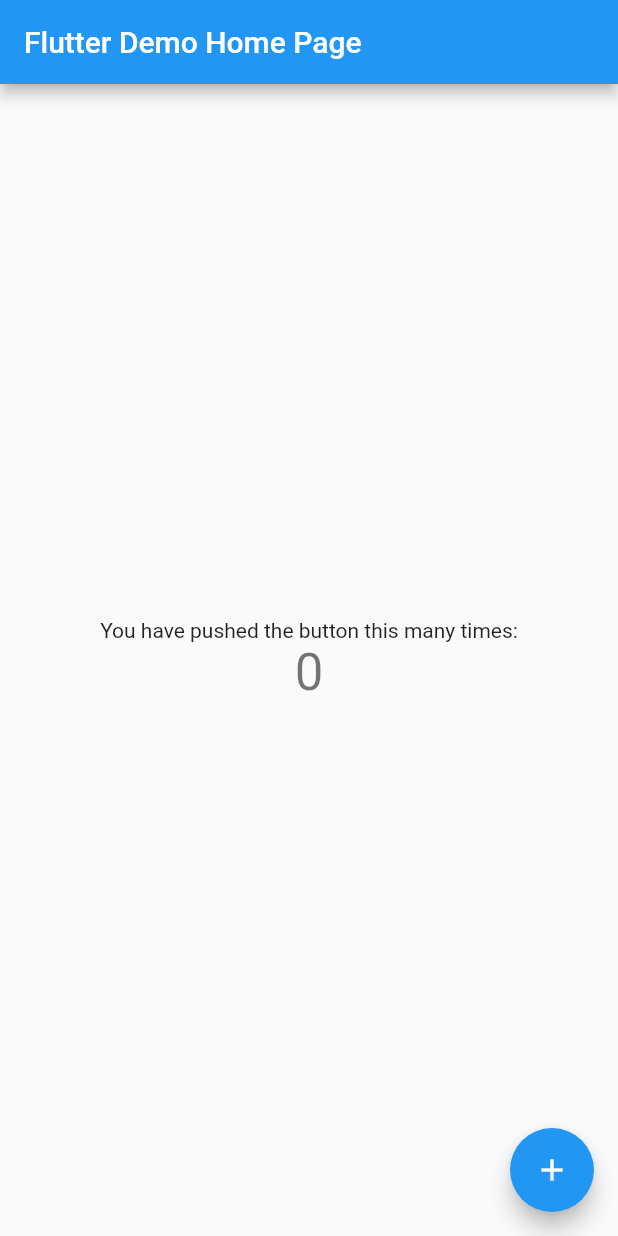
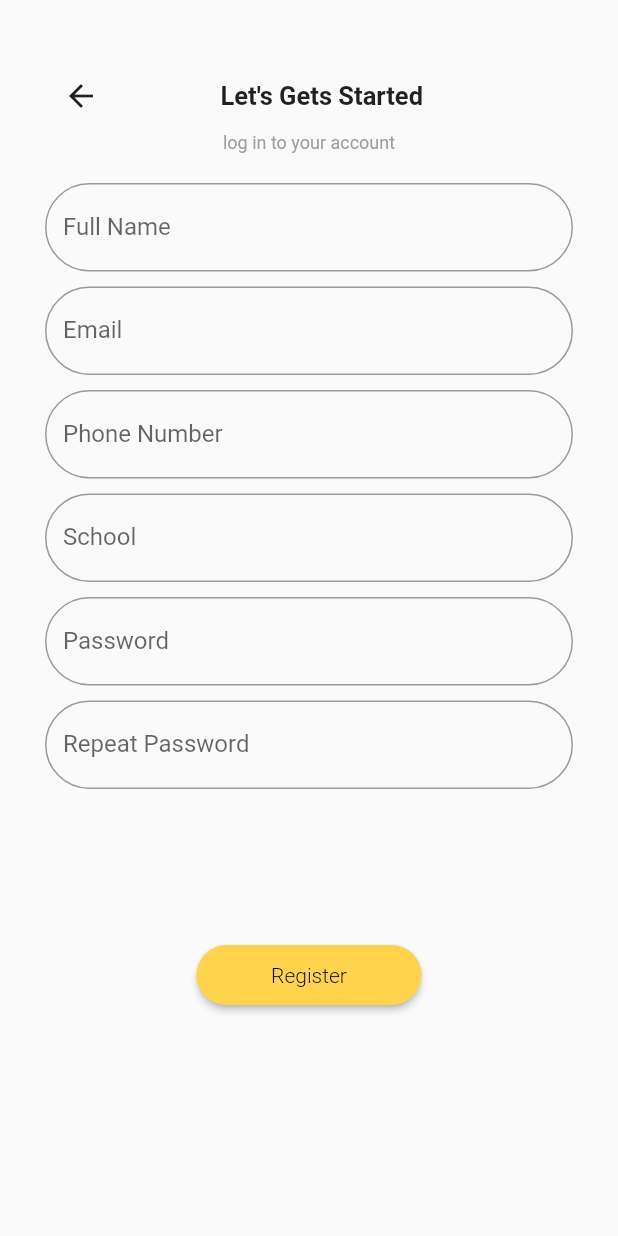
Before and after one commit to Mobile-Apps-Unpak/TA-Mobpro, a Flutter app: the screen it shows after launch, on a phone screen of 412 x 824 dp. Run offline on Flutter 3.47's test engine with Material 2 defaults, Android fonts, the phone set to English and light mode, and no system bars.

Commit message:
creating regist,login,and landing_page login

```diff
--- a/mobile/lib/main.dart
+++ b/mobile/lib/main.dart
@@ -1,115 +1,18 @@
 import 'package:flutter/material.dart';
+import 'package:mobile/login_page.dart';
+import 'package:mobile/awal_login.dart';
+import 'package:mobile/login_page.dart';
+import 'package:mobile/regist_page.dart';
 
-void main() {
-  runApp(const MyApp());
-}
+void main() => runApp(MyApp());
 
 class MyApp extends StatelessWidget {
   const MyApp({Key? key}) : super(key: key);
 
-  // This widget is the root of your application.
   @override
   Widget build(BuildContext context) {
     return MaterialApp(
-      title: 'Flutter Demo',
-      theme: ThemeData(
-        // This is the theme of your application.
-        //
-        // Try running your application with "flutter run". You'll see the
-        // application has a blue toolbar. Then, without quitting the app, try
-        // changing the primarySwatch below to Colors.green and then invoke
-        // "hot reload" (press "r" in the console where you ran "flutter run",
-        // or simply save your changes to "hot reload" in a Flutter IDE).
-        // Notice that the counter didn't reset back to zero; the application
-        // is not restarted.
-        primarySwatch: Colors.blue,
-      ),
-      home: const MyHomePage(title: 'Flutter Demo Home Page'),
+      home: RegistPage(),
     );
   }
 }
-
-class MyHomePage extends StatefulWidget {
-  const MyHomePage({Key? key, required this.title}) : super(key: key);
-
-  // This widget is the home page of your application. It is stateful, meaning
-  // that it has a State object (defined below) that contains fields that affect
-  // how it looks.
-
-  // This class is the configuration for the state. It holds the values (in this
-  // case the title) provided by the parent (in this case the App widget) and
-  // used by the build method of the State. Fields in a Widget subclass are
-  // always marked "final".
-
-  final String title;
-
-  @override
-  State<MyHomePage> createState() => _MyHomePageState();
-}
-
-class _MyHomePageState extends State<MyHomePage> {
-  int _counter = 0;
-
-  void _incrementCounter() {
-    setState(() {
-      // This call to setState tells the Flutter framework that something has
-      // changed in this State, which causes it to rerun the build method below
-      // so that the display can reflect the updated values. If we changed
-      // _counter without calling setState(), then the build method would not be
-      // called again, and so nothing would appear to happen.
-      _counter++;
-    });
-  }
-
-  @override
-  Widget build(BuildContext context) {
-    // This method is rerun every time setState is called, for instance as done
-    // by the _incrementCounter method above.
-    //
-    // The Flutter framework has been optimized to make rerunning build methods
-    // fast, so that you can just rebuild anything that needs updating rather
-    // than having to individually change instances of widgets.
-    return Scaffold(
-      appBar: AppBar(
-        // Here we take the value from the MyHomePage object that was created by
-        // the App.build method, and use it to set our appbar title.
-        title: Text(widget.title),
-      ),
-      body: Center(
-        // Center is a layout widget. It takes a single child and positions it
-        // in the middle of the parent.
-        child: Column(
-          // Column is also a layout widget. It takes a list of children and
-          // arranges them vertically. By default, it sizes itself to fit its
-          // children horizontally, and tries to be as tall as its parent.
-          //
-          // Invoke "debug painting" (press "p" in the console, choose the
-          // "Toggle Debug Paint" action from the Flutter Inspector in Android
-          // Studio, or the "Toggle Debug Paint" command in Visual Studio Code)
-          // to see the wireframe for each widget.
-          //
-          // Column has various properties to control how it sizes itself and
-          // how it positions its children. Here we use mainAxisAlignment to
-          // center the children vertically; the main axis here is the vertical
-          // axis because Columns are vertical (the cross axis would be
-          // horizontal).
-          mainAxisAlignment: MainAxisAlignment.center,
-          children: <Widget>[
-            const Text(
-              'You have pushed the button this many times:',
-            ),
-            Text(
-              '$_counter',
-              style: Theme.of(context).textTheme.headline4,
-            ),
-          ],
-        ),
-      ),
-      floatingActionButton: FloatingActionButton(
-        onPressed: _incrementCounter,
-        tooltip: 'Increment',
-        child: const Icon(Icons.add),
-      ), // This trailing comma makes auto-formatting nicer for build methods.
-    );
-  }
-}
--- /dev/null
+++ b/mobile/lib/regist_page.dart
@@ -0,0 +1,93 @@
+import 'package:flutter/material.dart';
+
+class RegistPage extends StatelessWidget {
+  const RegistPage({Key? key}) : super(key: key);
+
+  @override
+  Widget build(BuildContext context) {
+    return MaterialApp(
+      home: Scaffold(
+        body: Container(
+          margin: EdgeInsets.fromLTRB(30, 40, 30, 0),
+          child: Column(
+            children: [
+              Container(
+                padding: EdgeInsets.only(right: 100),
+                child: Row(
+                  mainAxisAlignment: MainAxisAlignment.spaceBetween,
+                  children: [
+                    IconButton(onPressed: () {}, icon: Icon(Icons.arrow_back)),
+                    Text("Let's Gets Started",
+                        style: TextStyle(
+                            fontSize: 17, fontWeight: FontWeight.w600))
+                  ],
+                ),
+              ),
+              Column(
+                children: [
+                  Text("log in to your account",
+                      style: TextStyle(fontSize: 12, color: Colors.grey)),
+                  SizedBox(height: 20),
+                  TextField(
+                      decoration: InputDecoration(
+                    labelText: 'Full Name',
+                    border: OutlineInputBorder(
+                        borderRadius: BorderRadius.circular(30)),
+                  )),
+                  SizedBox(height: 10),
+                  TextField(
+                      decoration: InputDecoration(
+                    labelText: 'Email',
+                    border: OutlineInputBorder(
+                        borderRadius: BorderRadius.circular(30)),
+                  )),
+                  SizedBox(height: 10),
+                  TextField(
+                      decoration: InputDecoration(
+                    labelText: 'Phone Number',
+                    border: OutlineInputBorder(
+                        borderRadius: BorderRadius.circular(30)),
+                  )),
+                  SizedBox(height: 10),
+                  TextField(
+                      decoration: InputDecoration(
+                    labelText: 'School',
+                    border: OutlineInputBorder(
+                        borderRadius: BorderRadius.circular(30)),
+                  )),
+                  SizedBox(height: 10),
+                  TextField(
+                      obscureText: true,
+                      decoration: InputDecoration(
+                        labelText: 'Password',
+                        border: OutlineInputBorder(
+                            borderRadius: BorderRadius.circular(30)),
+                      )),
+                  SizedBox(height: 10),
+                  TextField(
+                      obscureText: true,
+                      decoration: InputDecoration(
+                        labelText: 'Repeat Password',
+                        border: OutlineInputBorder(
+                            borderRadius: BorderRadius.circular(30)),
+                      )),
+                  SizedBox(height: 100),
+                  ElevatedButton(
+                      onPressed: () {},
+                      child: Text("Register",
+                          style: TextStyle(
+                              color: Colors.black,
+                              fontWeight: FontWeight.w300)),
+                      style: ElevatedButton.styleFrom(
+                          minimumSize: Size(150, 40),
+                          shape: StadiumBorder(),
+                          primary: Color.fromARGB(255, 255, 212, 76))),
+                ],
+              ),
+            ],
+          ),
+        ),
+      ),
+    );
+  }
+}
```
Also changed, not shown: mobile/lib/awal_login.dart (added, +76 -0 lines), mobile/lib/login_page.dart (added, +80 -0 lines).
